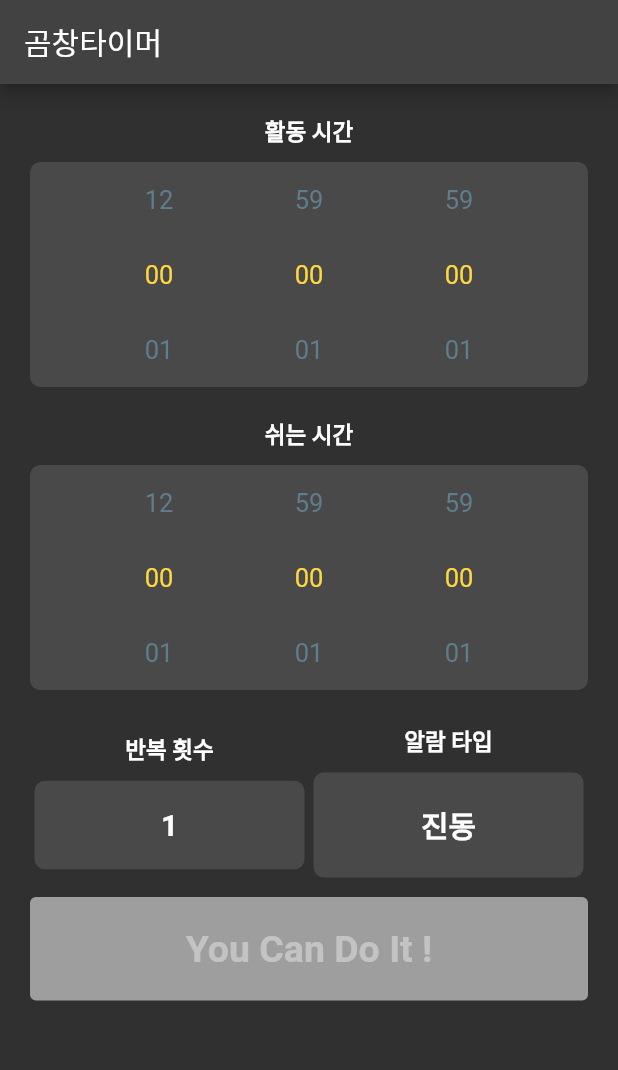
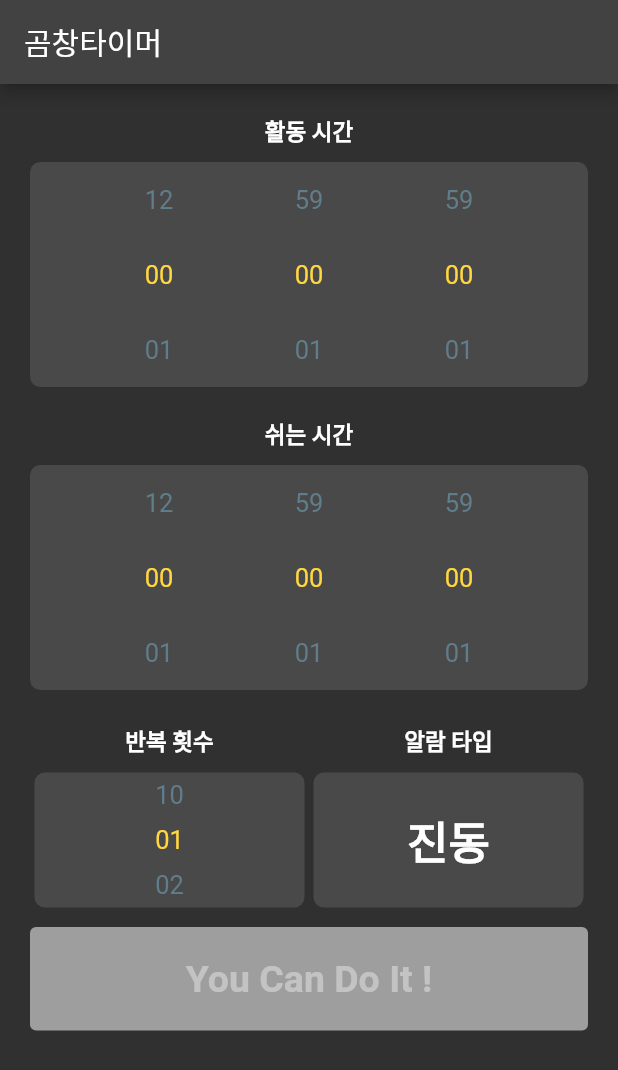
Before and after one commit to MISEONGKIM/studimer, a Flutter app: the screen it shows after launch, on a phone screen of 412 x 824 dp. Shown: the top 1070 px of the screen. Run offline on Flutter 3.47's test engine with Material 2 defaults, Android fonts, the phone set to English and light mode, and no system bars; drawn by our look-alikes of numberpicker; our stand-ins replace floor, flutter_local_notifications, shared_preferences, sqflite, vibration; missing offline and left inert: flutter_background_service, flutter_ringtone_player; accounts and stored records are empty; generated files the repository leaves out were written again.

Commit message:
feat : 반복횟수 number picker 추가

```diff
--- a/lib/src/presentation/providers/cycle_option_provider.dart
+++ b/lib/src/presentation/providers/cycle_option_provider.dart
@@ -64,6 +64,7 @@ class CycleOptionProvider extends ChangeNotifier {
 
   setRepeat(int value) {
     oneCycle.repeat = value;
+    notifyListeners();
   }
 
   setAlarm(Alarm value) {
--- a/lib/src/presentation/widgets/alram/alarm_list_container.dart
+++ b/lib/src/presentation/widgets/alram/alarm_list_container.dart
@@ -18,6 +18,8 @@ class AlarmListContainer extends StatelessWidget {
               },
               child: Container(
                   width: double.infinity,
+                  height: 90,
+                  alignment: Alignment.center,
                   margin: const EdgeInsets.only(top: 10),
                   padding: const EdgeInsets.all(20),
                   decoration: BoxDecoration(
@@ -28,7 +30,7 @@ class AlarmListContainer extends StatelessWidget {
                       textAlign: TextAlign.center,
                       style: const TextStyle(
                           color: Colors.white,
-                          fontSize: 20,
+                          fontSize: 30,
                           fontWeight: FontWeight.bold)))),
     );
   }
--- a/lib/src/presentation/widgets/repeat/repeat_container.dart
+++ b/lib/src/presentation/widgets/repeat/repeat_container.dart
@@ -1,6 +1,7 @@
 import 'package:flutter/material.dart';
 import 'package:studimer/src/core/common/provider_consumer.dart';
 import 'package:studimer/src/core/resources/type.dart';
+import 'package:studimer/src/presentation/widgets/repeat/repeat_number_picker.dart';
 
 import 'repeat_text.dart';
 import 'repeat_textfield.dart';
@@ -11,8 +12,11 @@ class RepeatContainer extends StatelessWidget {
   @override
   Widget build(BuildContext context) {
     return CycleOptionPrvdConsumer(
-        builder: (context, provider) => provider.focusOn == FocusNum.repeat
+        builder: (context, provider) =>
+            provider.timerStatus == TimerStatus.cancel
+                ? provider.focusOn == FocusNum.repeat
                     ? RepeatTextField(provider: provider)
+                    : const RepeatNumberPicker()
                 : GestureDetector(
                     onTap: () {
                       provider.setFocusOn(FocusNum.repeat);
--- /dev/null
+++ b/lib/src/presentation/widgets/repeat/repeat_number_picker.dart
@@ -0,0 +1,41 @@
+import 'package:flutter/material.dart';
+import 'package:numberpicker/numberpicker.dart';
+import 'package:studimer/src/core/common/provider_consumer.dart';
+import 'package:studimer/src/core/resources/type.dart';
+
+class RepeatNumberPicker extends StatelessWidget {
+  const RepeatNumberPicker({
+    Key? key,
+  }) : super(key: key);
+
+  @override
+  Widget build(BuildContext context) {
+    return CycleOptionPrvdConsumer(
+        builder: (context, provider) => GestureDetector(
+            onTap: () {
+              provider.setFocusOn(FocusNum.repeat);
+            },
+            child: Container(
+                width: double.infinity,
+                margin: const EdgeInsets.only(top: 10),
+                decoration: BoxDecoration(
+                  color: Colors.white12,
+                  borderRadius: BorderRadius.circular(7),
+                ),
+                child: NumberPicker(
+                  value: provider.oneCycle.repeat,
+                  minValue: 1,
+                  maxValue: 10,
+                  itemHeight: 30,
+                  step: 1,
+                  zeroPad: true,
+                  haptics: true,
+                  textStyle:
+                      const TextStyle(color: Colors.blueGrey, fontSize: 17),
+                  selectedTextStyle:
+                      const TextStyle(color: Colors.amberAccent, fontSize: 17),
+                  onChanged: (value) => provider.setRepeat(value),
+                  infiniteLoop: true,
+                ))));
+  }
+}
--- a/lib/src/presentation/widgets/repeat/repeat_text.dart
+++ b/lib/src/presentation/widgets/repeat/repeat_text.dart
@@ -1,5 +1,4 @@
 import 'package:flutter/material.dart';
-import 'package:studimer/src/core/resources/type.dart';
 import 'package:studimer/src/presentation/providers/cycle_option_provider.dart';
 
 class RepeatText extends StatelessWidget {
@@ -10,6 +9,8 @@ class RepeatText extends StatelessWidget {
   Widget build(BuildContext context) {
     return Container(
         width: double.infinity,
+        height: 90,
+        alignment: Alignment.center,
         margin: const EdgeInsets.only(top: 10),
         padding: const EdgeInsets.all(18),
         decoration: BoxDecoration(
@@ -17,11 +18,9 @@ class RepeatText extends StatelessWidget {
           borderRadius: BorderRadius.circular(7),
         ),
         child: Text(
-          provider.timerStatus == TimerStatus.cancel
-              ? provider.oneCycle.repeat.toString()
-              : provider.repeatCount.toString(),
+          provider.repeatCount.toString(),
           textAlign: TextAlign.center,
-          style: const TextStyle(fontSize: 20, fontWeight: FontWeight.bold),
+          style: const TextStyle(fontSize: 30, fontWeight: FontWeight.bold),
         ));
   }
 }
--- a/lib/src/presentation/widgets/repeat/repeat_textfield.dart
+++ b/lib/src/presentation/widgets/repeat/repeat_textfield.dart
@@ -1,5 +1,4 @@
 import 'package:flutter/material.dart';
-import 'package:studimer/src/core/resources/type.dart';
 import 'package:studimer/src/core/utils/func.dart';
 import 'package:studimer/src/presentation/providers/cycle_option_provider.dart';
 
@@ -34,8 +33,7 @@ class RepeatTextField extends StatelessWidget {
             keyboardType: TextInputType.number,
             textAlign: TextAlign.center,
           )),
-      provider.focusOn == FocusNum.repeat
-          ? Container(
+      Container(
           width: double.infinity,
           margin: const EdgeInsets.only(top: 20),
           child: ElevatedButton(
@@ -51,7 +49,6 @@ class RepeatTextField extends StatelessWidget {
                 '취소',
                 style: TextStyle(fontSize: 15, fontWeight: FontWeight.bold),
               )))
-          : const SizedBox.shrink()
     ]);
   }
 }
```
Lines whose indentation alone changed are shown as unchanged.
